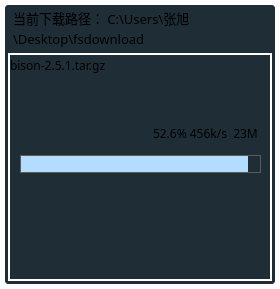
This is downloadwidget.ui in HuaGouFdog/Fdog-Kit as Qt 5 draws it before an edit. The edited form follows.
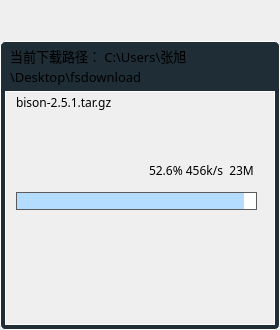
This is the edited form. Icons and pictures are not drawn.

Patch:
```diff
--- a/downloadwidget.ui
+++ b/downloadwidget.ui
@@ -7,7 +7,7 @@
     <x>0</x>
     <y>0</y>
     <width>280</width>
-    <height>289</height>
+    <height>330</height>
    </rect>
   </property>
   <property name="minimumSize">
@@ -26,29 +26,110 @@
    <string>Form</string>
   </property>
   <property name="styleSheet">
-   <string notr="true">background-color: rgba(255, 255, 255, 0);</string>
+   <string notr="true"/>
   </property>
   <layout class="QVBoxLayout" name="verticalLayout">
    <property name="spacing">
-    <number>0</number>
+    <number>10</number>
    </property>
    <property name="leftMargin">
-    <number>3</number>
+    <number>0</number>
    </property>
    <property name="topMargin">
     <number>3</number>
    </property>
    <property name="rightMargin">
-    <number>3</number>
+    <number>0</number>
    </property>
    <property name="bottomMargin">
-    <number>3</number>
+    <number>0</number>
    </property>
    <item>
     <widget class="QWidget" name="widget_2" native="true">
+     <property name="minimumSize">
+      <size>
+       <width>0</width>
+       <height>28</height>
+      </size>
+     </property>
+     <layout class="QHBoxLayout" name="horizontalLayout_3">
+      <property name="leftMargin">
+       <number>0</number>
+      </property>
+      <property name="topMargin">
+       <number>0</number>
+      </property>
+      <property name="rightMargin">
+       <number>5</number>
+      </property>
+      <property name="bottomMargin">
+       <number>0</number>
+      </property>
+      <item>
+       <spacer name="horizontalSpacer_2">
+        <property name="orientation">
+         <enum>Qt::Horizontal</enum>
+        </property>
+        <property name="sizeHint" stdset="0">
+         <size>
+          <width>244</width>
+          <height>20</height>
+         </size>
+        </property>
+       </spacer>
+      </item>
+      <item>
+       <widget class="QToolButton" name="toolButton_file">
+        <property name="minimumSize">
+         <size>
+          <width>22</width>
+          <height>25</height>
+         </size>
+        </property>
+        <property name="maximumSize">
+         <size>
+          <width>22</width>
+          <height>25</height>
+         </size>
+        </property>
+        <property name="styleSheet">
+         <string notr="true">QToolButton {
+	color: rgb(255, 255, 255);
+	background-color: rgba(255, 255, 255, 0);
+	border: none;
+}
+
+QToolButton::menu-indicator { 
+	image: None;
+}
+
+ 
+QToolButton:hover {
+	color: rgb(255, 255, 255);
+	background-color: rgba(255, 255, 255, 0);
+	border: none;
+}</string>
+        </property>
+        <property name="icon">
+         <iconset resource="lib.qrc">
+          <normaloff>:/lib/download.png</normaloff>:/lib/download.png</iconset>
+        </property>
+        <property name="iconSize">
+         <size>
+          <width>22</width>
+          <height>22</height>
+         </size>
+        </property>
+       </widget>
+      </item>
+     </layout>
+    </widget>
+   </item>
+   <item>
+    <widget class="QWidget" name="widget_body" native="true">
      <property name="styleSheet">
-      <string notr="true">#widget_2{
-	border: 2px solid;
+      <string notr="true">#widget_body{
+	border: 1px solid;
 	
 	
 	border-color: rgb(255, 255, 255);
@@ -89,7 +170,7 @@
           <number>5</number>
          </property>
          <property name="rightMargin">
-          <number>5</number>
+          <number>0</number>
          </property>
          <property name="bottomMargin">
           <number>5</number>
@@ -216,7 +297,7 @@
         <property name="styleSheet">
          <string notr="true">#scrollArea{
 background-color: rgba(255, 255, 255, 0);
-	border: 2px solid;
+	border: 1px solid;
 	
 	border-color: rgb(255, 255, 255);
 }
@@ -230,16 +311,16 @@
           <rect>
            <x>0</x>
            <y>0</y>
-           <width>260</width>
-           <height>230</height>
+           <width>268</width>
+           <height>238</height>
           </rect>
          </property>
          <widget class="QWidget" name="widget" native="true">
           <property name="geometry">
            <rect>
-            <x>0</x>
+            <x>10</x>
             <y>0</y>
-            <width>261</width>
+            <width>251</width>
             <height>41</height>
            </rect>
           </property>
```
